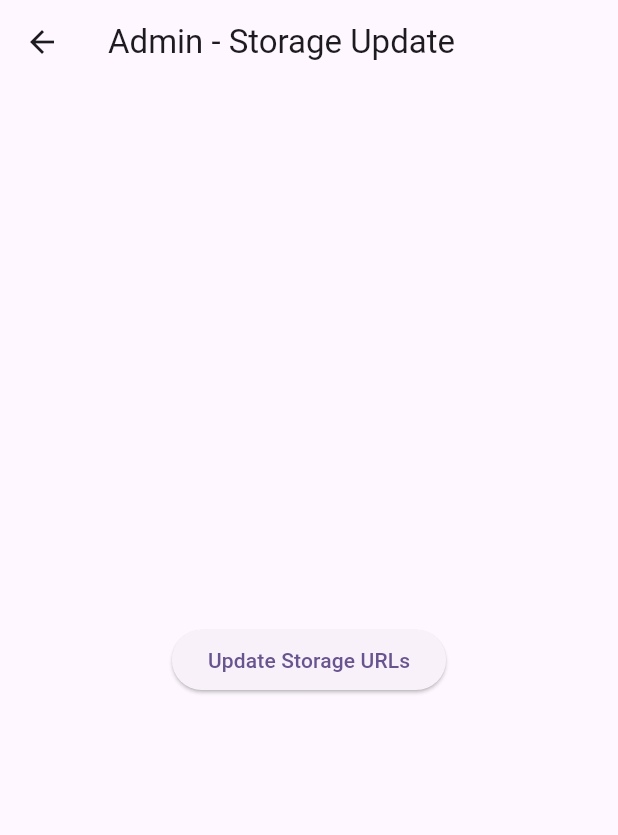
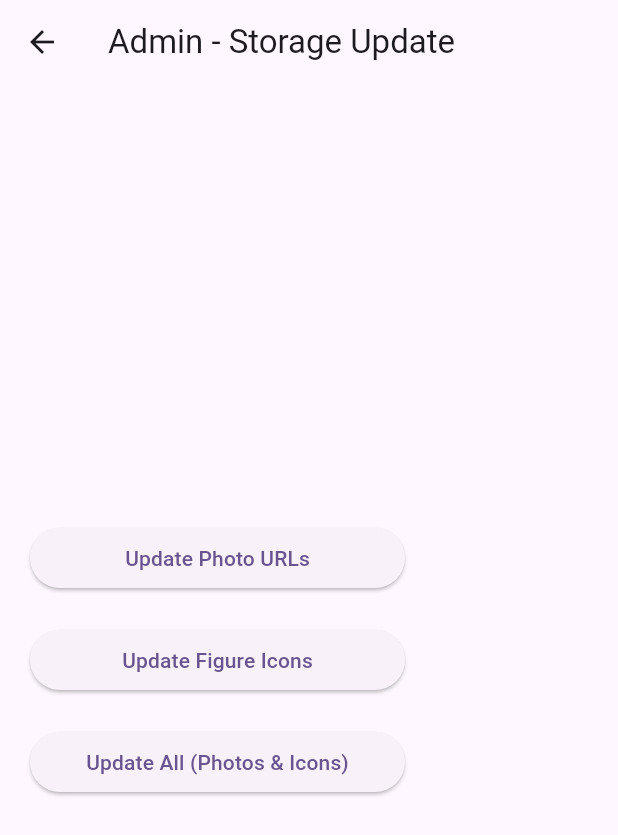
Before and after one commit to andrzejka-dev/flexchamp, a Flutter app: the StorageUpdateScreen screen opened directly, on a phone screen of 412 x 824 dp. Shown: the top 835 px of the screen. Run offline on Flutter 3.47's test engine with Material 3 defaults, Android fonts, the phone set to English and light mode, and no system bars; our stand-ins replace bloc, cloud_firestore, firebase_auth, firebase_core, firebase_storage, flutter_bloc and 2 more; missing offline and left inert: firebase_ui_auth; accounts and stored records are empty; generated files the repository leaves out were written again.

Commit message:
Add figureIcons from firebase storage

```diff
--- a/lib/features/admin/storage_update_screen.dart
+++ b/lib/features/admin/storage_update_screen.dart
@@ -8,14 +8,44 @@ class StorageUpdateScreen extends StatelessWidget {
   Widget build(BuildContext context) {
     return Scaffold(
       appBar: AppBar(title: const Text('Admin - Storage Update')),
-      body: Center(
-        child: _UpdateButton(),
+      body: Padding(
+        padding: const EdgeInsets.all(20.0),
+        child: Column(
+          mainAxisAlignment: MainAxisAlignment.center,
+          children: [
+            _UpdateButton(
+              title: 'Update Photo URLs',
+              updateFunction: (service) => service.updatePhotoURLs(),
+            ),
+            const SizedBox(height: 20),
+            _UpdateButton(
+              title: 'Update Figure Icons',
+              updateFunction: (service) => service.updateFigureIconsAndPhotos(),
+            ),
+            const SizedBox(height: 20),
+            _UpdateButton(
+              title: 'Update All (Photos & Icons)',
+              updateFunction: (service) async {
+                await service.updatePhotoURLs();
+                await service.updateFigureIconsAndPhotos();
+              },
+            ),
+          ],
+        ),
       ),
     );
   }
 }
 
 class _UpdateButton extends StatefulWidget {
+  final String title;
+  final Future<void> Function(FirebaseStorageService) updateFunction;
+
+  const _UpdateButton({
+    required this.title,
+    required this.updateFunction,
+  });
+
   @override
   State<_UpdateButton> createState() => _UpdateButtonState();
 }
@@ -23,7 +53,7 @@ class _UpdateButton extends StatefulWidget {
 class _UpdateButtonState extends State<_UpdateButton> {
   bool _isLoading = false;
 
-  Future<void> _updateUrls() async {
+  Future<void> _performUpdate() async {
     if (!mounted) return;
 
     setState(() {
@@ -32,12 +62,12 @@ class _UpdateButtonState extends State<_UpdateButton> {
 
     try {
       final service = FirebaseStorageService();
-      await service.updatePhotoURLs();
+      await widget.updateFunction(service);
 
       if (!mounted) return;
 
       ScaffoldMessenger.of(context).showSnackBar(
-        const SnackBar(content: Text('URLs updated successfully!')),
+        SnackBar(content: Text('${widget.title} completed successfully!')),
       );
     } catch (e) {
       if (!mounted) return;
@@ -56,11 +86,14 @@ class _UpdateButtonState extends State<_UpdateButton> {
 
   @override
   Widget build(BuildContext context) {
-    return _isLoading
-        ? const CircularProgressIndicator()
-        : ElevatedButton(
-            onPressed: _updateUrls,
-            child: const Text('Update Storage URLs'),
-          );
+    return SizedBox(
+      width: 250,
+      child: _isLoading
+          ? const Center(child: CircularProgressIndicator())
+          : ElevatedButton(
+              onPressed: _performUpdate,
+              child: Text(widget.title),
+            ),
+    );
   }
 }
```
Also changed, not shown: lib/features/details/page/details_page.dart (+16 -16 lines), lib/features/details/page/photo_mapping_util.dart (added, +52 -0 lines), lib/features/home/page/home_page.dart (+68 -7 lines), lib/features/home/widgets/photo_gallery.dart (added, +99 -0 lines), lib/services/firebase_storage_service.dart (+43 -83 lines).
